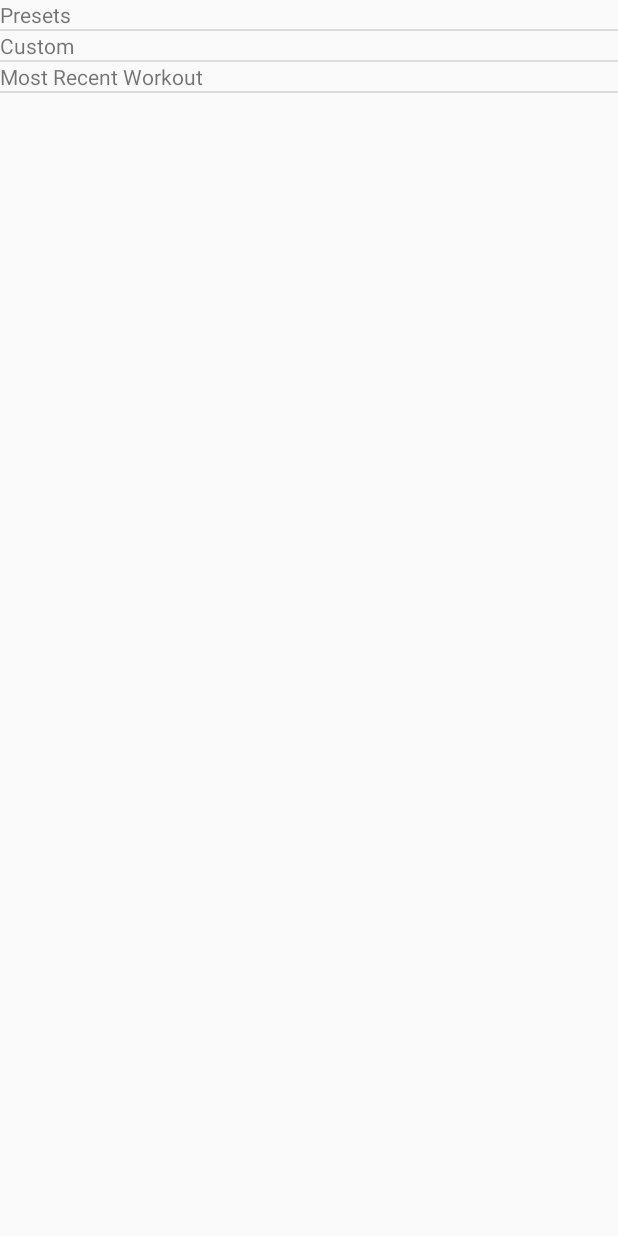
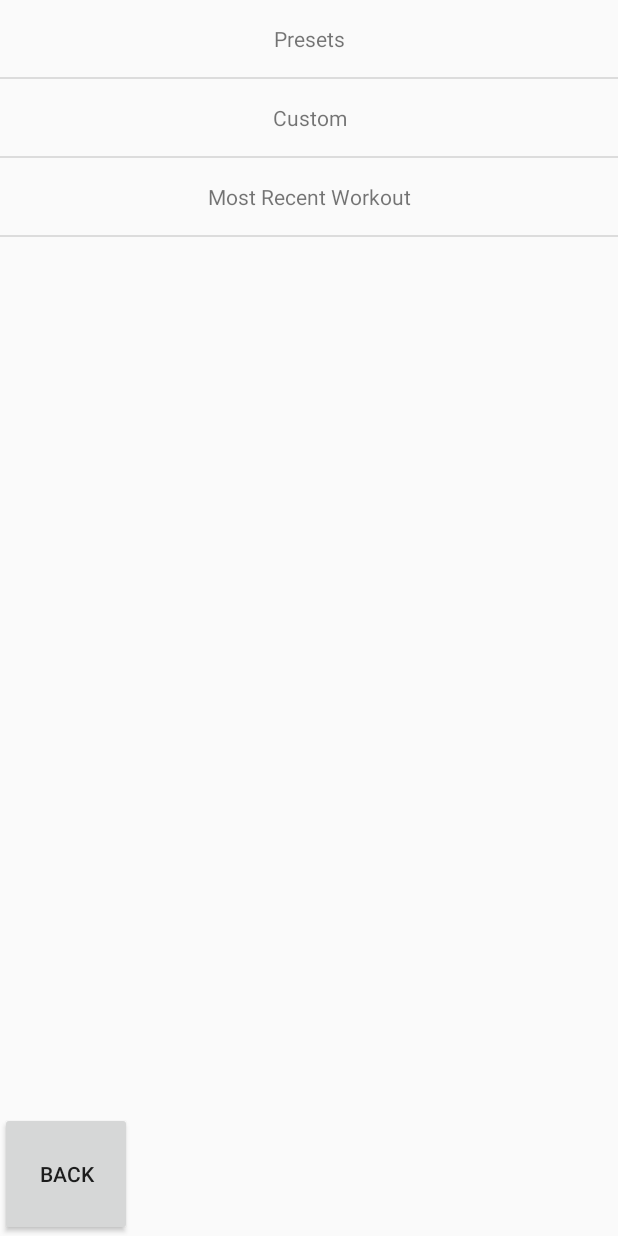
Before and after one commit to spacebyte/MobileHCI, an Android app: the CategoryActivity screen opened directly, with no data from a screen before it, on a phone screen of 412 x 824 dp. Run offline under Robolectric (Android 15) with nearby library versions, the phone set to English and light mode, and no system bars.

Commit message:
Added back button functionality to some existing views

```diff
--- a/app/src/main/java/com/example/rachel/mhciproject/CategoryActivity.java
+++ b/app/src/main/java/com/example/rachel/mhciproject/CategoryActivity.java
@@ -5,21 +5,29 @@ import android.content.Intent;
 import android.os.Bundle;
 import android.view.View;
 import android.widget.AdapterView;
+import android.widget.Button;
 import android.widget.ListView;
 
 /**
  * Created by jack on 28/02/2017.
+ * Activity displaying the three categories:
+ *  - Preset workouts
+ *  - Custom Workouts
+ *  - Most Recent Workout
  */
 
 
 public class CategoryActivity extends Activity {
+
     ListView listview;
+    Button BackButton;
+
     @Override
     protected void onCreate(Bundle savedInstanceState) {
         super.onCreate(savedInstanceState);
         setContentView(R.layout.activity_category_list);
         listview = (ListView) findViewById(R.id.categories_listview);
-        listview.setAdapter(new ListViewAdapter(this, new String[] { "Presets", "Custom", "Most Recent Workout" }));
+        listview.setAdapter(new CategoryListViewAdapter(this, new String[] { "Presets", "Custom", "Most Recent Workout" }));
 
         listview.setOnItemClickListener(new AdapterView.OnItemClickListener() {
             public void onItemClick(AdapterView<?> parent, View view,  int position, long id) {
@@ -43,5 +51,15 @@ public class CategoryActivity extends Activity {
                 }
             }
         });
+
+        BackButton = (Button)findViewById(R.id.back_button);
+        BackButton.setOnClickListener(new View.OnClickListener() {
+            @Override
+            public void onClick(View v) {
+                Intent i = new Intent(CategoryActivity.this, MainActivity.class);
+                startActivityForResult(i, 0);
+            }
+        });
+
     }
 }
--- /dev/null
+++ b/app/src/main/java/com/example/rachel/mhciproject/CategoryListViewAdapter.java
@@ -0,0 +1,52 @@
+package com.example.rachel.mhciproject;
+
+import android.content.Context;
+import android.content.Intent;
+import android.view.LayoutInflater;
+import android.view.View;
+import android.view.ViewGroup;
+import android.widget.AdapterView;
+import android.widget.BaseAdapter;
+import android.widget.TextView;
+
+/**
+ * Created by jack on 28/02/2017.
+ */
+
+public class CategoryListViewAdapter extends BaseAdapter {
+    Context context;
+    String[] data;
+    private static LayoutInflater inflater = null;
+
+    public CategoryListViewAdapter(Context context, String[] data) {
+        this.context = context;
+        this.data = data;
+        inflater = (LayoutInflater) context
+                .getSystemService(Context.LAYOUT_INFLATER_SERVICE);
+    }
+
+    @Override
+    public int getCount() {
+        return data.length;
+    }
+
+    @Override
+    public Object getItem(int position) {
+        return data[position];
+    }
+
+    @Override
+    public long getItemId(int position) {
+        return position;
+    }
+
+    @Override
+    public View getView(int position, View convertView, ViewGroup parent) {
+        View vi = convertView;
+        if (vi == null)
+            vi = inflater.inflate(R.layout.category_row, null);
+        TextView text = (TextView) vi.findViewById(R.id.text);
+        text.setText(data[position]);
+        return vi;
+    }
+}
--- a/app/src/main/java/com/example/rachel/mhciproject/ListViewAdapter.java
+++ b/app/src/main/java/com/example/rachel/mhciproject/WorkoutListViewAdapter.java
@@ -1,11 +1,9 @@
 package com.example.rachel.mhciproject;
 
 import android.content.Context;
-import android.content.Intent;
 import android.view.LayoutInflater;
 import android.view.View;
 import android.view.ViewGroup;
-import android.widget.AdapterView;
 import android.widget.BaseAdapter;
 import android.widget.TextView;
 
@@ -13,12 +11,12 @@ import android.widget.TextView;
  * Created by jack on 28/02/2017.
  */
 
-public class ListViewAdapter extends BaseAdapter {
+public class WorkoutListViewAdapter extends BaseAdapter {
     Context context;
     String[] data;
     private static LayoutInflater inflater = null;
 
-    public ListViewAdapter(Context context, String[] data) {
+    public WorkoutListViewAdapter(Context context, String[] data) {
         this.context = context;
         this.data = data;
         inflater = (LayoutInflater) context
@@ -44,7 +42,7 @@ public class ListViewAdapter extends BaseAdapter {
     public View getView(int position, View convertView, ViewGroup parent) {
         View vi = convertView;
         if (vi == null)
-            vi = inflater.inflate(R.layout.row, null);
+            vi = inflater.inflate(R.layout.workout_list_row, null);
         TextView text = (TextView) vi.findViewById(R.id.text);
         text.setText(data[position]);
         return vi;
--- a/app/src/main/res/layout/activity_category_list.xml
+++ b/app/src/main/res/layout/activity_category_list.xml
@@ -2,11 +2,18 @@
 <LinearLayout xmlns:android="http://schemas.android.com/apk/res/android"
               android:orientation="vertical"
               android:layout_width="match_parent"
-              android:layout_height="match_parent">
+              android:layout_height="match_parent"
+    android:weightSum="10">
     <ListView
         android:id="@+id/categories_listview"
         android:layout_width="fill_parent"
-        android:layout_height="fill_parent">
-
+        android:layout_height="0dp"
+        android:layout_weight="9">
     </ListView>
+    <Button
+        android:id="@+id/back_button"
+        android:layout_width="wrap_content"
+        android:layout_height="0dp"
+        android:layout_weight="1"
+        android:text="@string/back_button"/>
 </LinearLayout>
--- a/app/src/main/res/layout/row.xml
+++ b/app/src/main/res/layout/category_row.xml
@@ -5,8 +5,10 @@
               android:orientation="vertical" >
 
     <TextView
-        android:layout_width="wrap_content"
-        android:layout_height="wrap_content"
+        android:layout_width="match_parent"
+        android:layout_height="match_parent"
+        android:gravity="center"
+        android:padding="16dp"
         android:id="@+id/text"/>
 
 
--- a/app/src/main/res/values/strings.xml
+++ b/app/src/main/res/values/strings.xml
@@ -1,3 +1,4 @@
 <resources>
     <string name="app_name">Park Run</string>
+    <string name="back_button">Back</string>
 </resources>
```
Also changed, not shown: app/src/main/java/com/example/rachel/mhciproject/CustomWorkoutsActivity.java (+16 -2 lines), app/src/main/java/com/example/rachel/mhciproject/PresetWorkoutsActivity.java (+14 -2 lines), app/src/main/res/layout/activity_customs_list.xml (+8 -2 lines), app/src/main/res/layout/activity_presets_list.xml (+9 -2 lines), app/src/main/res/layout/workout_list_row.xml (added, +13 -0 lines), app/src/main/java/com/example/rachel/mhciproject/MostRecentWorkoutActivity.java (line endings or trailing spaces), 1 other file.
